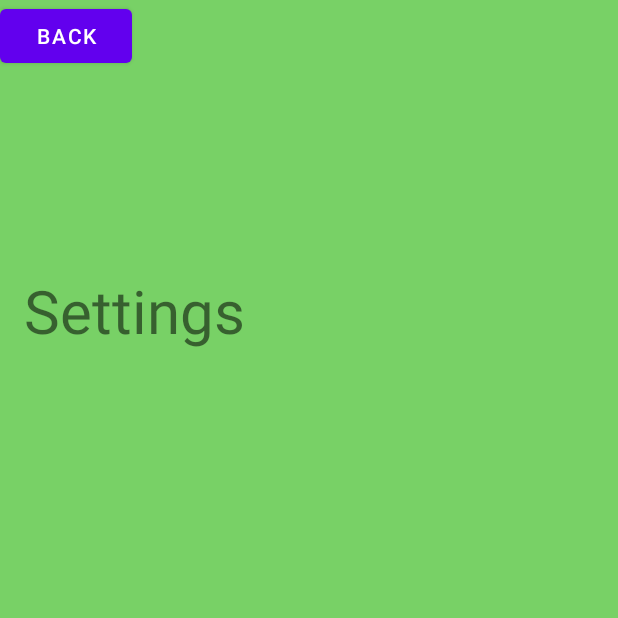
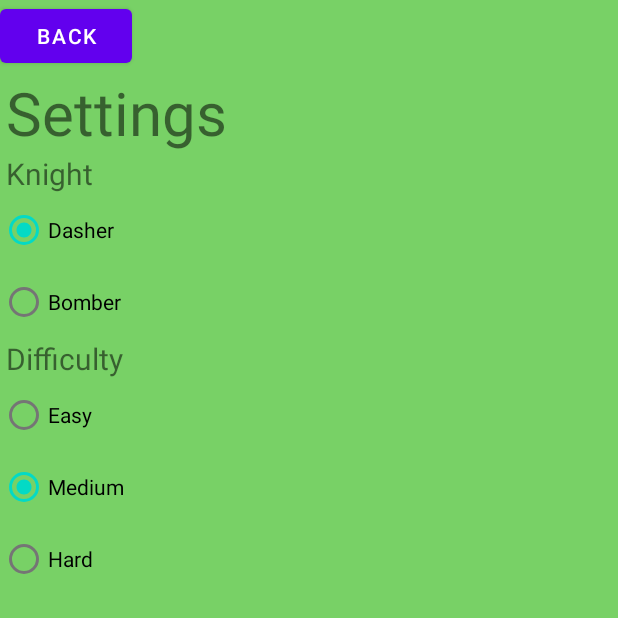
Before and after one commit to nmalamug/REVENGETABLES, an Android app: the screen it shows after launch (MainActivity), after a tap on "SETTINGS", on a phone screen of 412 x 824 dp, the top half of it. Run offline under Robolectric (Android 15) with nearby library versions, the phone set to English and light mode, and no system bars; our stand-ins replace navigation-ui; 1 statement that could not run was skipped.

Commit message:
Settings, rudimentary score system, improved losing screen.

```diff
--- a/app/src/main/java/com/example/knightslabyrinth/LoseScreenFragment.java
+++ b/app/src/main/java/com/example/knightslabyrinth/LoseScreenFragment.java
@@ -29,7 +29,7 @@ public class LoseScreenFragment extends Fragment{
 
     public void onViewCreated(@NonNull View view, Bundle savedInstanceState) {
         super.onViewCreated(view, savedInstanceState);
-
+        binding.textView2.setText(String.valueOf(MainActivity.settings.getLastScore()));
         binding.buttonMenu.setOnClickListener(new View.OnClickListener() {
             @Override
             public void onClick(View view) {
--- a/app/src/main/java/com/example/knightslabyrinth/MainActivity.java
+++ b/app/src/main/java/com/example/knightslabyrinth/MainActivity.java
@@ -27,6 +27,7 @@ public class MainActivity extends AppCompatActivity {
 
     private Handler handler = new Handler();
     private Runnable showToastRunnable;
+    public static SettingsManager settings = new SettingsManager();
 
     @Override
     protected void onCreate(Bundle savedInstanceState) {
--- a/app/src/main/java/com/example/knightslabyrinth/SettingsFragment.java
+++ b/app/src/main/java/com/example/knightslabyrinth/SettingsFragment.java
@@ -4,6 +4,7 @@ import android.os.Bundle;
 import android.view.LayoutInflater;
 import android.view.View;
 import android.view.ViewGroup;
+import android.widget.RadioGroup;
 
 import androidx.annotation.NonNull;
 import androidx.fragment.app.Fragment;
@@ -11,7 +12,7 @@ import androidx.navigation.fragment.NavHostFragment;
 
 import com.example.knightslabyrinth.databinding.FragmentSettingsBinding;
 
-public class SettingsFragment extends Fragment {
+public class SettingsFragment extends Fragment  {
 
     private FragmentSettingsBinding binding;
 
@@ -22,18 +23,58 @@ public class SettingsFragment extends Fragment {
     ) {
 
         binding = FragmentSettingsBinding.inflate(inflater, container, false);
+
         return binding.getRoot();
-
     }
 
     public void onViewCreated(@NonNull View view, Bundle savedInstanceState) {
         super.onViewCreated(view, savedInstanceState);
-
+        if (MainActivity.settings.getKnight() == 1) {
+            binding.radioDasher.setChecked(true);
+        } else if (MainActivity.settings.getKnight() == 2) {
+            binding.radioBomber.setChecked(true);
+        }
+        if (MainActivity.settings.getDifficulty() == 0) {
+            binding.radioEasy.setChecked(true);
+        } else if (MainActivity.settings.getDifficulty() == 1) {
+            binding.radioMedium.setChecked(true);
+        } else if (MainActivity.settings.getDifficulty() == 2) {
+            binding.radioHard.setChecked(true);
+        }
         binding.buttonBack.setOnClickListener(new View.OnClickListener() {
             @Override
             public void onClick(View view) {
                 NavHostFragment.findNavController(SettingsFragment.this)
                         .navigate(R.id.action_Settings_to_HomeScreenFragment);
+            }
+        });
+        RadioGroup radioGroup = (RadioGroup) binding.knightSettings;
+        radioGroup.setOnCheckedChangeListener(new RadioGroup.OnCheckedChangeListener()
+        {
+            @Override
+            public void onCheckedChanged(RadioGroup group, int checkedId) {
+                // checkedId is the RadioButton selected
+                if (binding.radioDasher.isChecked()) {
+                    MainActivity.settings.setKnight(1);
+                } else if (binding.radioBomber.isChecked()) {
+                    MainActivity.settings.setKnight(2);
+                }
+            }
+        });
+
+        RadioGroup radioGroupDiff = (RadioGroup) binding.diffSettings;
+        radioGroupDiff.setOnCheckedChangeListener(new RadioGroup.OnCheckedChangeListener()
+        {
+            @Override
+            public void onCheckedChanged(RadioGroup group, int checkedId) {
+                // checkedId is the RadioButton selected
+                if (binding.radioEasy.isChecked()) {
+                    MainActivity.settings.setDifficulty(0);
+                } else if (binding.radioMedium.isChecked()) {
+                    MainActivity.settings.setDifficulty(1);
+                } else if (binding.radioHard.isChecked()) {
+                    MainActivity.settings.setDifficulty(2);
+                }
             }
         });
     }
--- /dev/null
+++ b/app/src/main/java/com/example/knightslabyrinth/SettingsManager.java
@@ -0,0 +1,34 @@
+package com.example.knightslabyrinth;
+
+public class SettingsManager {
+    SettingsManager(){
+        knight = 1;
+        difficulty = 1;
+        lastScore = 0;
+    }
+    public void setLastScore(int theScore){
+        lastScore = theScore;
+    }
+    public int getLastScore(){
+        return lastScore;
+    }
+
+    public void setKnight(int theKnight){
+        knight = theKnight;
+    }
+
+    public int getKnight(){
+        return knight;
+    }
+
+    public void setDifficulty(int theDifficulty){
+        difficulty = theDifficulty;
+    }
+
+    public int getDifficulty(){
+        return difficulty;
+    }
+    private int knight;
+    private int difficulty;
+    private int lastScore;
+}
--- a/app/src/main/res/layout/fragment_settings.xml
+++ b/app/src/main/res/layout/fragment_settings.xml
@@ -12,12 +12,32 @@
         android:id="@+id/textView"
         android:layout_width="wrap_content"
         android:layout_height="wrap_content"
-        android:layout_marginStart="16dp"
-        android:layout_marginTop="180dp"
+        android:layout_marginStart="4dp"
+        android:layout_marginTop="48dp"
         android:text="Settings"
         android:textSize="40sp"
         app:layout_constraintStart_toStartOf="parent"
         app:layout_constraintTop_toTopOf="parent" />
+
+    <TextView
+        android:id="@+id/KnightText"
+        android:layout_width="wrap_content"
+        android:layout_height="wrap_content"
+        android:layout_marginStart="4dp"
+        android:text="Knight"
+        android:textSize="20sp"
+        app:layout_constraintStart_toStartOf="parent"
+        app:layout_constraintTop_toBottomOf="@id/textView" />
+
+    <TextView
+        android:id="@+id/DifficultyText"
+        android:layout_width="wrap_content"
+        android:layout_height="wrap_content"
+        android:layout_marginStart="4dp"
+        android:text="Difficulty"
+        android:textSize="20sp"
+        app:layout_constraintStart_toStartOf="parent"
+        app:layout_constraintTop_toBottomOf="@id/knightSettings" />
 
     <Button
         android:id="@+id/buttonBack"
@@ -28,4 +48,51 @@
         app:layout_constraintTop_toTopOf="parent"
         tools:layout_editor_absoluteX="21dp"
         tools:layout_editor_absoluteY="85dp" />
+
+    <RadioGroup
+        android:id="@+id/knightSettings"
+        android:layout_width="match_parent"
+        android:layout_height="wrap_content"
+        android:orientation="vertical"
+        tools:layout_editor_absoluteX="-16dp"
+        app:layout_constraintTop_toBottomOf="@id/KnightText">
+
+        <RadioButton
+            android:id="@+id/radio_dasher"
+            android:layout_width="wrap_content"
+            android:layout_height="wrap_content"
+            android:text="Dasher" />
+
+        <RadioButton
+            android:id="@+id/radio_bomber"
+            android:layout_width="wrap_content"
+            android:layout_height="wrap_content"
+            android:text="Bomber" />
+    </RadioGroup>
+
+    <RadioGroup
+        android:id="@+id/diffSettings"
+        android:layout_width="match_parent"
+        android:layout_height="wrap_content"
+        android:orientation="vertical"
+        tools:layout_editor_absoluteX="-16dp"
+        app:layout_constraintTop_toBottomOf="@id/DifficultyText">
+
+        <RadioButton
+            android:id="@+id/radio_easy"
+            android:layout_width="wrap_content"
+            android:layout_height="wrap_content"
+            android:text="Easy" />
+
+        <RadioButton
+            android:id="@+id/radio_medium"
+            android:layout_width="wrap_content"
+            android:layout_height="wrap_content"
+            android:text="Medium" />
+        <RadioButton
+            android:id="@+id/radio_hard"
+            android:layout_width="wrap_content"
+            android:layout_height="wrap_content"
+            android:text="Hard" />
+    </RadioGroup>
 </androidx.constraintlayout.widget.ConstraintLayout>
```
Also changed, not shown: app/src/main/java/com/example/knightslabyrinth/GameScreenFragment.java (+29 -13 lines), app/src/main/java/com/example/knightslabyrinth/KnightWrapper.java (+9 -1 lines), app/src/main/java/com/example/knightslabyrinth/LifeView.java (+17 -27 lines), app/src/main/res/layout/fragment_lose_screen.xml (+9 -0 lines).
